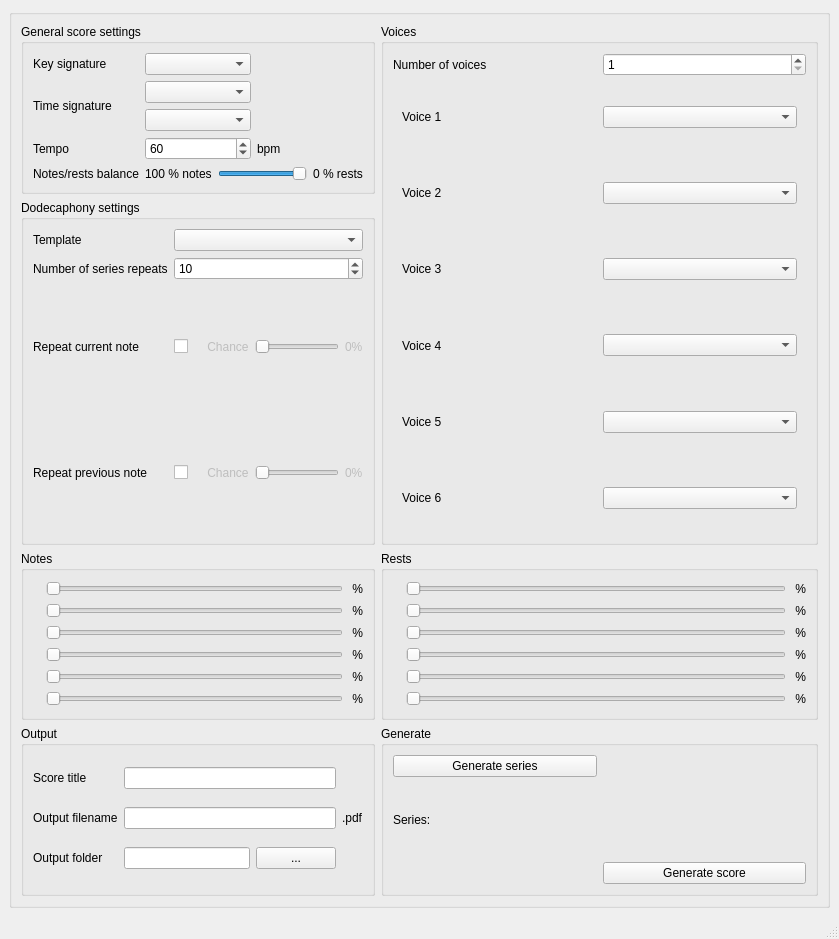
HarmaEverts/Dodecaphonist, file compunist.ui: the form before one commit.
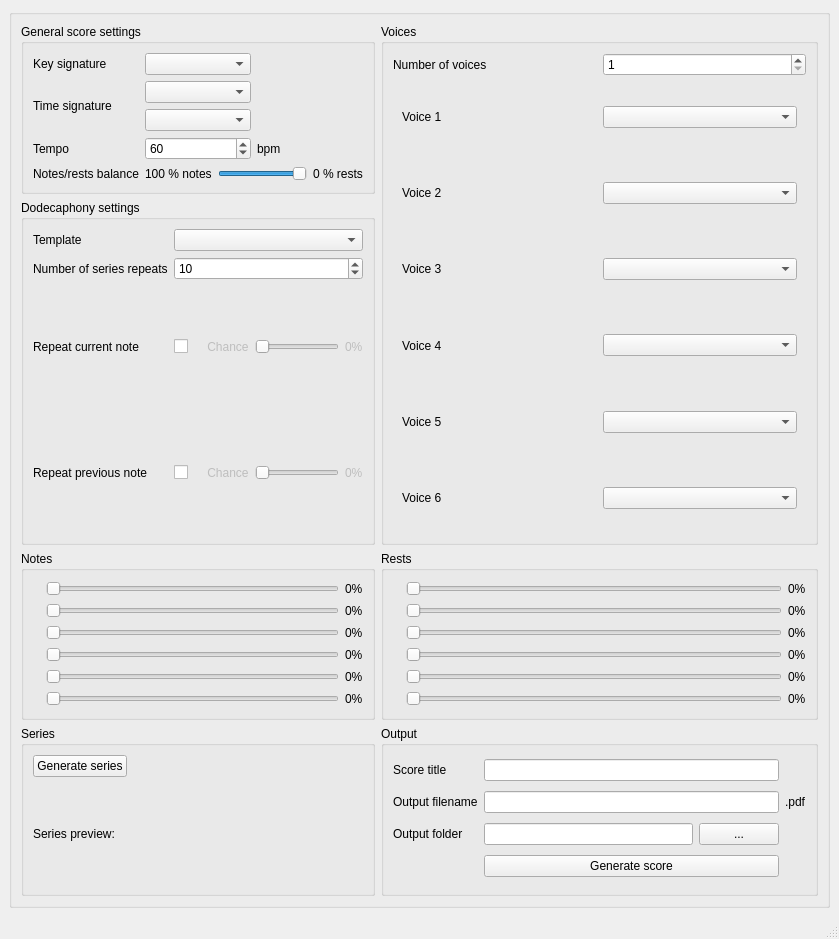
The form after the commit. Icons and pictures are not drawn.

What changed in the file:
```diff
--- a/compunist.ui
+++ b/compunist.ui
@@ -339,117 +339,48 @@
           <item row="0" column="2">
            <widget class="QLabel" name="whole_note_pc">
             <property name="text">
-             <string> %</string>
+             <string>0%</string>
             </property>
            </widget>
           </item>
           <item row="1" column="2">
            <widget class="QLabel" name="half_note_pc">
             <property name="text">
-             <string> %</string>
+             <string>0%</string>
             </property>
            </widget>
           </item>
           <item row="2" column="2">
            <widget class="QLabel" name="quarter_note_pc">
             <property name="text">
-             <string> %</string>
+             <string>0%</string>
             </property>
            </widget>
           </item>
           <item row="4" column="2">
            <widget class="QLabel" name="eighth_note_pc">
             <property name="text">
-             <string> %</string>
+             <string>0%</string>
             </property>
            </widget>
           </item>
           <item row="6" column="2">
            <widget class="QLabel" name="sixteenth_note_pc">
             <property name="text">
-             <string> %</string>
+             <string>0%</string>
             </property>
            </widget>
           </item>
           <item row="9" column="2">
            <widget class="QLabel" name="thirty_second_note_pc">
             <property name="text">
-             <string> %</string>
+             <string>0%</string>
             </property>
            </widget>
           </item>
          </layout>
         </widget>
        </item>
-       <item row="5" column="0" colspan="2">
-        <widget class="QGroupBox" name="groupBox_3">
-         <property name="title">
-          <string>Output</string>
-         </property>
-         <layout class="QGridLayout" name="gridLayout_3">
-          <item row="0" column="0">
-           <widget class="QLabel" name="label_13">
-            <property name="text">
-             <string>Score title</string>
-            </property>
-            <property name="buddy">
-             <cstring>score_title</cstring>
-            </property>
-           </widget>
-          </item>
-          <item row="0" column="1">
-           <widget class="QLineEdit" name="score_title"/>
-          </item>
-          <item row="1" column="0">
-           <widget class="QLabel" name="label_9">
-            <property name="text">
-             <string>Output filename</string>
-            </property>
-            <property name="buddy">
-             <cstring>output_filename_2</cstring>
-            </property>
-           </widget>
-          </item>
-          <item row="1" column="1">
-           <widget class="QLineEdit" name="output_filename_2"/>
-          </item>
-          <item row="1" column="2">
-           <widget class="QLabel" name="label_10">
-            <property name="text">
-             <string>.pdf</string>
-            </property>
-            <property name="buddy">
-             <cstring>output_filename_2</cstring>
-            </property>
-           </widget>
-          </item>
-          <item row="2" column="0">
-           <widget class="QLabel" name="label_7">
-            <property name="text">
-             <string>Output folder</string>
-            </property>
-            <property name="buddy">
-             <cstring>output_foldername</cstring>
-            </property>
-           </widget>
-          </item>
-          <item row="2" column="1">
-           <layout class="QHBoxLayout" name="horizontalLayout">
-            <item>
-             <widget class="QLineEdit" name="output_foldername"/>
-            </item>
-            <item>
-             <widget class="QPushButton" name="open_file_explorer">
-              <property name="text">
-               <string>...</string>
-              </property>
-             </widget>
-            </item>
-           </layout>
-          </item>
-         </layout>
-        </widget>
-       </item>
        <item row="0" column="0" colspan="2">
         <widget class="QGroupBox" name="groupBox_4">
          <property name="title">
@@ -725,42 +656,42 @@
           <item row="0" column="2">
            <widget class="QLabel" name="whole_rest_pc">
             <property name="text">
-             <string> %</string>
+             <string>0%</string>
             </property>
            </widget>
           </item>
           <item row="1" column="2">
            <widget class="QLabel" name="half_rest_pc">
             <property name="text">
-             <string> %</string>
+             <string>0%</string>
             </property>
            </widget>
           </item>
           <item row="2" column="2">
            <widget class="QLabel" name="quarter_rest_pc">
             <property name="text">
-             <string> %</string>
+             <string>0%</string>
             </property>
            </widget>
           </item>
           <item row="3" column="2">
            <widget class="QLabel" name="eighth_rest_pc">
             <property name="text">
-             <string> %</string>
+             <string>0%</string>
             </property>
            </widget>
           </item>
           <item row="4" column="2">
            <widget class="QLabel" name="sixteenth_rest_pc">
             <property name="text">
-             <string> %</string>
+             <string>0%</string>
             </property>
            </widget>
           </item>
           <item row="5" column="2">
            <widget class="QLabel" name="thirty_second_rest_pc">
             <property name="text">
-             <string> %</string>
+             <string>0%</string>
             </property>
            </widget>
           </item>
@@ -932,12 +863,108 @@
          </layout>
         </widget>
        </item>
-       <item row="5" column="2">
+       <item row="4" column="2">
+        <widget class="QGroupBox" name="groupBox_3">
+         <property name="title">
+          <string>Output</string>
+         </property>
+         <layout class="QGridLayout" name="gridLayout_3">
+          <item row="1" column="3">
+           <widget class="QLabel" name="label_10">
+            <property name="text">
+             <string>.pdf</string>
+            </property>
+            <property name="buddy">
+             <cstring>output_filename_2</cstring>
+            </property>
+           </widget>
+          </item>
+          <item row="0" column="1">
+           <widget class="QLabel" name="label_13">
+            <property name="text">
+             <string>Score title</string>
+            </property>
+            <property name="buddy">
+             <cstring>score_title</cstring>
+            </property>
+           </widget>
+          </item>
+          <item row="2" column="1">
+           <widget class="QLabel" name="label_7">
+            <property name="text">
+             <string>Output folder</string>
+            </property>
+            <property name="buddy">
+             <cstring>output_foldername</cstring>
+            </property>
+           </widget>
+          </item>
+          <item row="0" column="2">
+           <widget class="QLineEdit" name="score_title"/>
+          </item>
+          <item row="1" column="1">
+           <widget class="QLabel" name="label_9">
+            <property name="text">
+             <string>Output filename</string>
+            </property>
+            <property name="buddy">
+             <cstring>output_filename_2</cstring>
+            </property>
+           </widget>
+          </item>
+          <item row="2" column="2">
+           <layout class="QHBoxLayout" name="horizontalLayout">
+            <item>
+             <widget class="QLineEdit" name="output_foldername"/>
+            </item>
+            <item>
+             <widget class="QPushButton" name="open_file_explorer">
+              <property name="text">
+               <string>...</string>
+              </property>
+             </widget>
+            </item>
+           </layout>
+          </item>
+          <item row="1" column="2">
+           <widget class="QLineEdit" name="output_filename_2"/>
+          </item>
+          <item row="3" column="2">
+           <widget class="QPushButton" name="generate_score">
+            <property name="text">
+             <string>Generate score</string>
+            </property>
+           </widget>
+          </item>
+         </layout>
+        </widget>
+       </item>
+       <item row="4" column="0" colspan="2">
         <widget class="QGroupBox" name="groupBox_8">
          <property name="title">
-          <string>Generate</string>
+          <string>Series</string>
          </property>
          <layout class="QGridLayout" name="gridLayout_10">
+          <item row="0" column="1">
+           <spacer name="horizontalSpacer_2">
+            <property name="orientation">
+             <enum>Qt::Horizontal</enum>
+            </property>
+            <property name="sizeHint" stdset="0">
+             <size>
+              <width>40</width>
+              <height>20</height>
+             </size>
+            </property>
+           </spacer>
+          </item>
+          <item row="1" column="0">
+           <widget class="QLabel" name="series_label">
+            <property name="text">
+             <string>Series preview:</string>
+            </property>
+           </widget>
+          </item>
           <item row="0" column="0">
            <widget class="QPushButton" name="generate_series">
             <property name="text">
@@ -945,46 +972,6 @@
             </property>
            </widget>
           </item>
-          <item row="3" column="1">
-           <widget class="QPushButton" name="generate_score">
-            <property name="text">
-             <string>Generate score</string>
-            </property>
-           </widget>
-          </item>
-          <item row="3" column="0">
-           <spacer name="horizontalSpacer">
-            <property name="orientation">
-             <enum>Qt::Horizontal</enum>
-            </property>
-            <property name="sizeHint" stdset="0">
-             <size>
-              <width>40</width>
-              <height>20</height>
-             </size>
-            </property>
-           </spacer>
-          </item>
-          <item row="1" column="0">
-           <widget class="QLabel" name="series_label">
-            <property name="text">
-             <string>Series:</string>
-            </property>
-           </widget>
-          </item>
-          <item row="0" column="1">
-           <spacer name="horizontalSpacer_2">
-            <property name="orientation">
-             <enum>Qt::Horizontal</enum>
-            </property>
-            <property name="sizeHint" stdset="0">
-             <size>
-              <width>40</width>
-              <height>20</height>
-             </size>
-            </property>
-           </spacer>
-          </item>
          </layout>
         </widget>
        </item>
```
Left out of the diff: 225 changed lines with no effect on the pictures.
